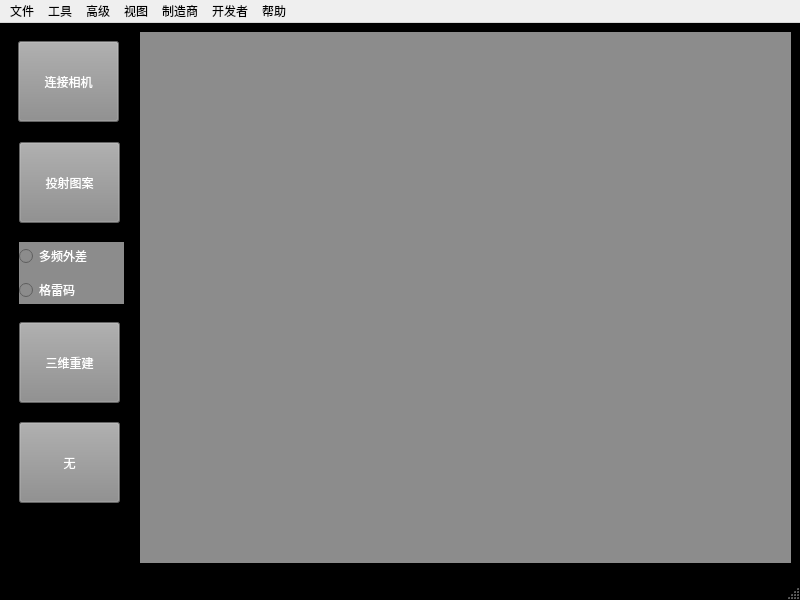
This is mainwindow.ui in GlatzeJ/structured-light as Qt 5 draws it before an edit. The edited form follows.
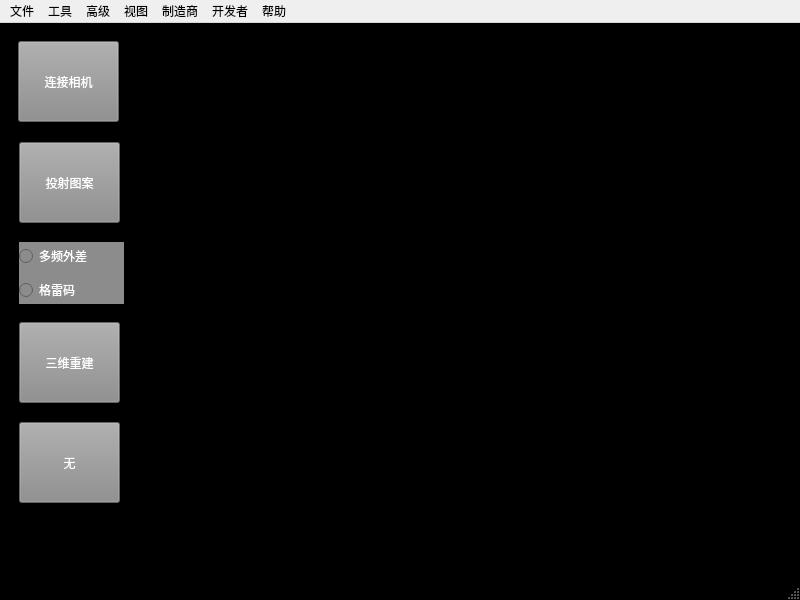
This is the edited form.

Diff of the .ui file:
```diff
--- a/mainwindow.ui
+++ b/mainwindow.ui
@@ -211,25 +211,15 @@
      </property>
     </widget>
    </widget>
-   <widget class="QLabel" name="lbShow">
+   <widget class="QWidget" name="VTKwidget" native="true">
     <property name="geometry">
      <rect>
-      <x>140</x>
-      <y>9</y>
-      <width>651</width>
-      <height>531</height>
+      <x>130</x>
+      <y>20</y>
+      <width>621</width>
+      <height>461</height>
      </rect>
     </property>
-    <property name="styleSheet">
-     <string notr="true">QLabel
-{
-	background-color: rgb(140, 140, 140);
-	color: white;
-}</string>
-    </property>
-    <property name="text">
-     <string/>
-    </property>
    </widget>
   </widget>
   <widget class="QMenuBar" name="menubar">
```
Left out of the diff: 2 changed lines with no effect on the pictures.
